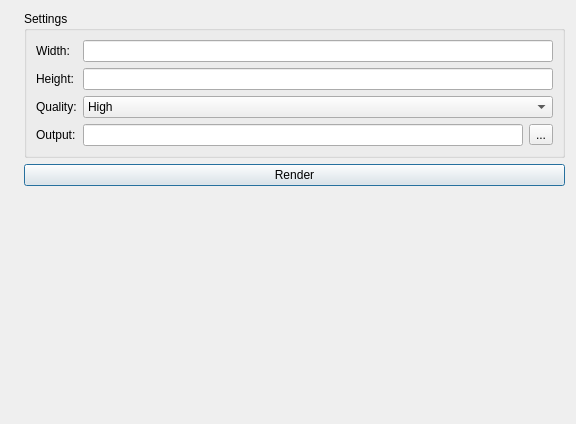
First picture: the form in lclib/qt/lc_renderdialog.ui, repository trevorsandy/lpub3d-ci, before the edit.
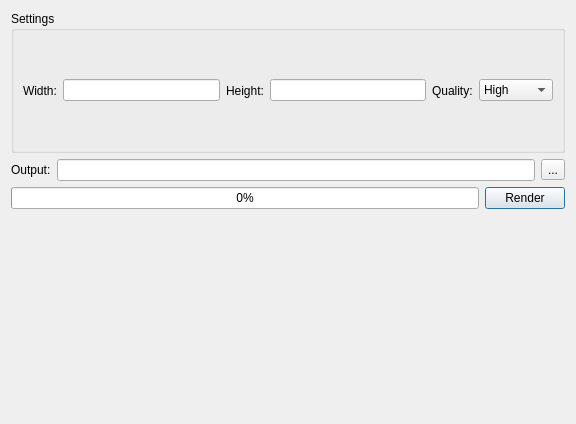
Second picture: the form after the edit.

The edit to the form file:
```diff
--- a/lclib/qt/lc_renderdialog.ui
+++ b/lclib/qt/lc_renderdialog.ui
@@ -13,43 +13,43 @@
   <property name="windowTitle">
    <string>Render</string>
   </property>
-  <layout class="QHBoxLayout" name="horizontalLayout">
+  <layout class="QVBoxLayout" name="verticalLayout">
    <item>
-    <widget class="QLabel" name="label">
-     <property name="text">
-      <string/>
-     </property>
-    </widget>
-   </item>
-   <item>
-    <layout class="QVBoxLayout" name="verticalLayout_2">
+    <layout class="QVBoxLayout" name="topLayout">
      <item>
       <widget class="QGroupBox" name="groupBox">
        <property name="title">
         <string>Settings</string>
        </property>
-       <layout class="QFormLayout" name="formLayout">
-        <item row="1" column="1">
-         <widget class="QLineEdit" name="WidthEdit"/>
-        </item>
-        <item row="2" column="1">
-         <widget class="QLineEdit" name="HeightEdit"/>
-        </item>
-        <item row="1" column="0">
-         <widget class="QLabel" name="label_2">
+       <layout class="QHBoxLayout" name="horizontalLayout">
+        <item>
+         <widget class="QLabel" name="widthLabel">
           <property name="text">
            <string>Width:</string>
           </property>
          </widget>
         </item>
-        <item row="2" column="0">
-         <widget class="QLabel" name="label_3">
+        <item>
+         <widget class="QLineEdit" name="WidthEdit"/>
+        </item>
+        <item>
+         <widget class="QLabel" name="heightLabel">
           <property name="text">
            <string>Height:</string>
           </property>
          </widget>
         </item>
-        <item row="3" column="1">
+        <item>
+         <widget class="QLineEdit" name="HeightEdit"/>
+        </item>
+        <item>
+         <widget class="QLabel" name="qualityLabel">
+          <property name="text">
+           <string>Quality:</string>
+          </property>
+         </widget>
+        </item>
+        <item>
          <widget class="QComboBox" name="QualityComboBox">
           <item>
            <property name="text">
@@ -68,22 +68,18 @@
           </item>
          </widget>
         </item>
-        <item row="3" column="0">
-         <widget class="QLabel" name="label_4">
-          <property name="text">
-           <string>Quality:</string>
-          </property>
-         </widget>
-        </item>
-        <item row="4" column="0">
-         <widget class="QLabel" name="label_5">
+       </layout>
+      </widget>
+     </item>
+     <item>
+      <layout class="QHBoxLayout" name="outputLayout">
+       <item>
+        <widget class="QLabel" name="outputLabel">
           <property name="text">
            <string>Output:</string>
           </property>
          </widget>
         </item>
-        <item row="4" column="1">
-         <layout class="QHBoxLayout" name="horizontalLayout_2">
           <item>
            <widget class="QLineEdit" name="OutputEdit"/>
           </item>
@@ -96,7 +92,16 @@
           </item>
          </layout>
         </item>
-       </layout>
+     <item>
+      <layout class="QHBoxLayout" name="renderLayout">
+       <item>
+        <widget class="QProgressBar" name="RenderProgress">
+         <property name="maximum">
+          <number>1</number>
+         </property>
+         <property name="value">
+          <number>0</number>
+         </property>
       </widget>
      </item>
      <item>
@@ -106,20 +111,16 @@
        </property>
       </widget>
      </item>
+      </layout>
+     </item>
+    </layout>
+   </item>
      <item>
-      <spacer name="verticalSpacer">
-       <property name="orientation">
-        <enum>Qt::Vertical</enum>
-       </property>
-       <property name="sizeHint" stdset="0">
-        <size>
-         <width>20</width>
-         <height>40</height>
-        </size>
-       </property>
-      </spacer>
-     </item>
-    </layout>
+    <widget class="QLabel" name="preview">
+     <property name="text">
+      <string/>
+     </property>
+    </widget>
    </item>
   </layout>
  </widget>
```
Left out of the diff: 3 changed lines with no effect on the pictures. Lines whose indentation alone changed are shown as unchanged.
